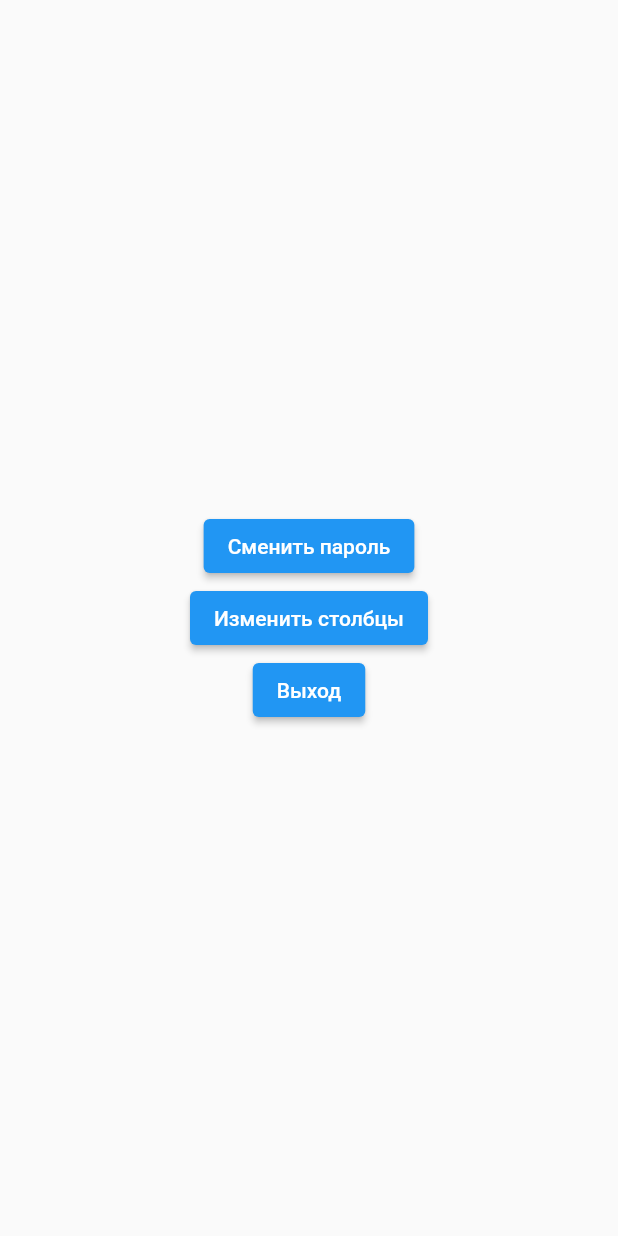
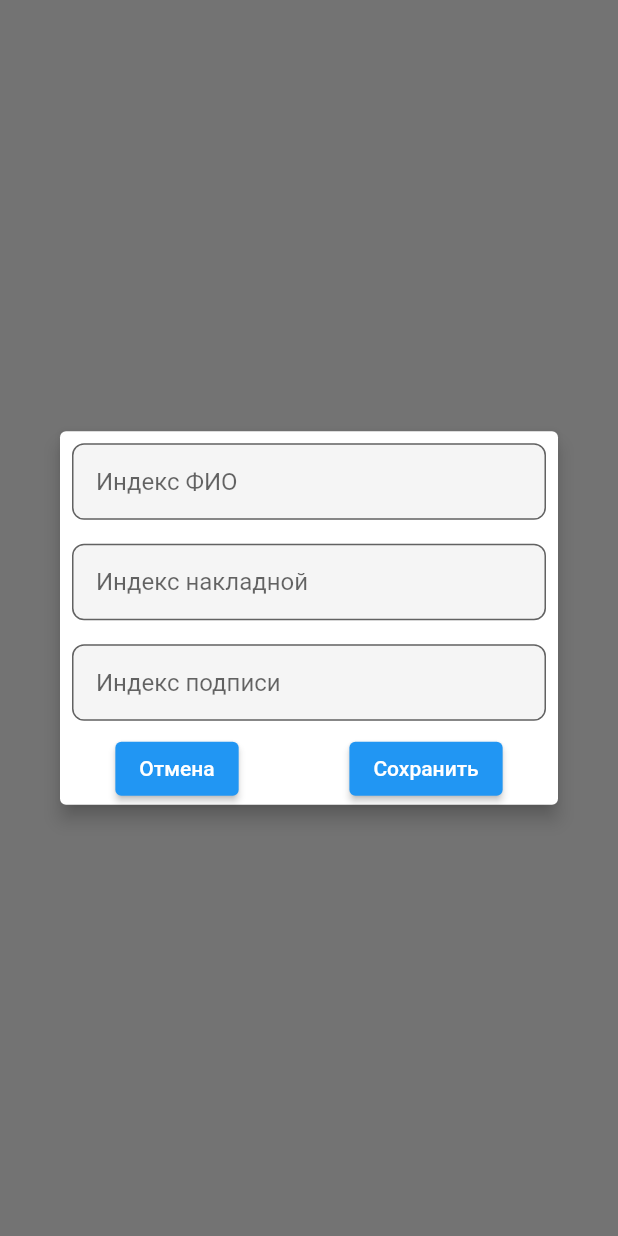
Before and after one commit to Darkildo/uchet, a Flutter app: the SettingPage widget shown alone on an empty page, opened directly, after a tap on "Изменить столбцы", on a phone screen of 412 x 824 dp. Run offline on Flutter 3.47's test engine with Material 2 defaults, Android fonts, the phone set to English and light mode, and no system bars; our stand-ins replace bloc, file_picker, flutter_bloc, google_fonts, permission_handler, shared_preferences and 1 more; missing offline and left inert: excel; accounts and stored records are empty.

Commit message:
-добавлена возможность изменять индексы полей - в случае не указания индексов стоят  0 0  0

```diff
--- a/lib/const.dart
+++ b/lib/const.dart
@@ -1,2 +1,5 @@
 const String DateKey = 'qsdbvtrewfwfe';
 const String PinKey = 'qwfgtyf3rwerw';
+const String firstIndexKey = 'qweerfergfwer';
+const String SecondIndexKey = 'werweerwfcref';
+const String ThirdIndexKey = 'gtthgefwecrf';
--- a/lib/pages/setting_page.dart
+++ b/lib/pages/setting_page.dart
@@ -22,7 +22,10 @@ class _SettingPageState extends State<SettingPage> {
               onPressed: () =>
                   _changePassword(BlocProvider.of<MainBloc>(context)),
               child: Text('Сменить пароль')),
-          ElevatedButton(onPressed: () {}, child: Text('Изменить столбцы')),
+          ElevatedButton(
+              onPressed: () =>
+                  _changeTableParam(BlocProvider.of<MainBloc>(context)),
+              child: Text('Изменить столбцы')),
           ElevatedButton(
               onPressed: () =>
                   BlocProvider.of<MainBloc>(context).add(SignOutEvent()),
@@ -60,4 +63,102 @@ class _SettingPageState extends State<SettingPage> {
               ));
         });
   }
+
+  void _changeTableParam(MainBloc bloc) {
+    showDialog(
+        context: context,
+        builder: (_) {
+          List<int> indexes = [0, 0, 0];
+          return Dialog(
+              elevation: 5,
+              backgroundColor: Colors.white,
+              child: Column(
+                mainAxisSize: MainAxisSize.min,
+                children: [
+                  Padding(
+                      padding: const EdgeInsets.all(8.0),
+                      child: TextField(
+                        keyboardType: TextInputType.number,
+                        decoration: InputDecoration(
+                          hintText: 'Индекс ФИО',
+                          hintStyle: TextStyle(fontSize: 16),
+                          border: OutlineInputBorder(
+                            borderRadius: BorderRadius.circular(8),
+                            borderSide: BorderSide(
+                              color: Colors.white,
+                              width: 0,
+                              style: BorderStyle.solid,
+                            ),
+                          ),
+                          filled: true,
+                          contentPadding: EdgeInsets.all(16),
+                        ),
+                        onChanged: (val) {
+                          indexes[0] = int.tryParse(val) ?? 0;
+                        },
+                      )),
+                  Padding(
+                      padding: const EdgeInsets.all(8.0),
+                      child: TextField(
+                        keyboardType: TextInputType.number,
+                        decoration: InputDecoration(
+                          hintText: 'Индекс накладной',
+                          hintStyle: TextStyle(fontSize: 16),
+                          border: OutlineInputBorder(
+                            borderRadius: BorderRadius.circular(8),
+                            borderSide: BorderSide(
+                              color: Colors.white,
+                              width: 0,
+                              style: BorderStyle.solid,
+                            ),
+                          ),
+                          filled: true,
+                          contentPadding: EdgeInsets.all(16),
+                        ),
+                        onChanged: (val) {
+                          indexes[1] = int.tryParse(val) ?? 0;
+                        },
+                      )),
+                  Padding(
+                      padding: const EdgeInsets.all(8.0),
+                      child: TextField(
+                        keyboardType: TextInputType.number,
+                        decoration: InputDecoration(
+                          hintText: 'Индекс подписи',
+                          hintStyle: TextStyle(fontSize: 16),
+                          border: OutlineInputBorder(
+                            borderRadius: BorderRadius.circular(8),
+                            borderSide: BorderSide(
+                              color: Colors.white,
+                              width: 0,
+                              style: BorderStyle.solid,
+                            ),
+                          ),
+                          filled: true,
+                          contentPadding: EdgeInsets.all(16),
+                        ),
+                        onChanged: (val) {
+                          indexes[2] = int.tryParse(val) ?? 0;
+                        },
+                      )),
+                  Row(
+                    mainAxisAlignment: MainAxisAlignment.spaceAround,
+                    children: [
+                      ElevatedButton(
+                          onPressed: () {
+                            Navigator.pop(context);
+                          },
+                          child: Text('Отмена')),
+                      ElevatedButton(
+                          onPressed: () {
+                            bloc.add(UpdateTableIndexEvent(indexes));
+                            Navigator.pop(context);
+                          },
+                          child: Text('Сохранить'))
+                    ],
+                  )
+                ],
+              ));
+        });
+  }
 }
--- a/lib/service/main_bloc/bloc/main_bloc.dart
+++ b/lib/service/main_bloc/bloc/main_bloc.dart
@@ -26,6 +26,7 @@ class MainBloc extends Bloc<MainEvent, MainState> {
   String? fileName;
   String? currentDate;
   String? currentPin;
+  List<int>? currentIndex;
   PageList currentPage = PageList.pinpage;
   StorageService? storage;
   int currentPageIndex = 0;
@@ -42,6 +43,7 @@ class MainBloc extends Bloc<MainEvent, MainState> {
           currentDate = storage!.getDate();
           pageParams['DateSelected'] = true;
         }
+        currentIndex = storage!.getTableIndex();
 
         currentPage = PageList.MainAppPage;
         yield LoadedAppState(currentPage, pageParams, currentPageIndex);
@@ -79,5 +81,9 @@ class MainBloc extends Bloc<MainEvent, MainState> {
       await storage!.updatePin(event.newPin);
       yield LoadedAppState(currentPage, pageParams, currentPageIndex);
     }
+    if (event is UpdateTableIndexEvent) {
+      await storage!.updateTableIndex(event.newIndexes);
+      yield LoadedAppState(currentPage, pageParams, currentPageIndex);
+    }
   }
 }
--- a/lib/service/main_bloc/bloc/main_event.dart
+++ b/lib/service/main_bloc/bloc/main_event.dart
@@ -31,3 +31,8 @@ class ChangePinEvent extends MainEvent {
   final String newPin;
   ChangePinEvent(this.newPin);
 }
+
+class UpdateTableIndexEvent extends MainEvent {
+  final List<int> newIndexes;
+  UpdateTableIndexEvent(this.newIndexes);
+}
```
Also changed, not shown: lib/service/storage_service.dart (+15 -0 lines), lib/widget/excel_widget.dart (+5 -5 lines).
